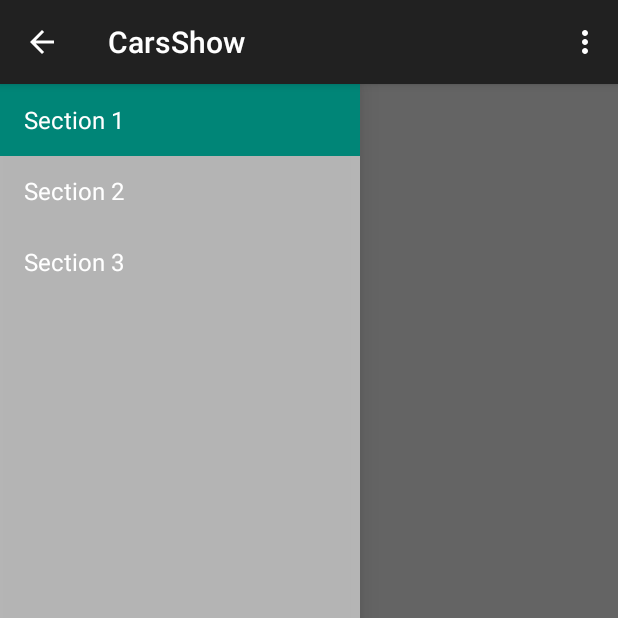
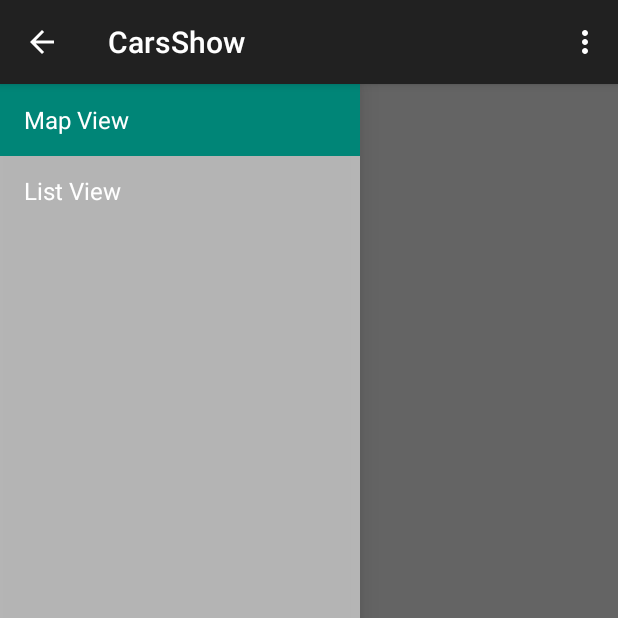
Before and after one commit to sumdesh/CarsShow, an Android app: the screen it shows after launch (MainActivity), on a phone screen of 412 x 824 dp, the top half of it. Run offline under Robolectric (Android 15) with nearby library versions, the phone set to English and light mode, and no system bars; 2 statements that could not run were skipped.

Commit message:
new string resources for navigation drawer fragment

```diff
--- a/app/src/main/java/com/demotask/carsshow/activities/MainActivity.java
+++ b/app/src/main/java/com/demotask/carsshow/activities/MainActivity.java
@@ -13,6 +13,7 @@ import android.view.View;
 import android.view.ViewGroup;
 import android.support.v4.widget.DrawerLayout;
 
+import com.demotask.carsshow.fragments.CarsListViewFragment;
 import com.demotask.carsshow.fragments.NavigationDrawerFragment;
 import com.demotask.carsshow.R;
 
@@ -48,9 +49,28 @@ public class MainActivity extends ActionBarActivity
     public void onNavigationDrawerItemSelected(int position) {
         // update the main content by replacing fragments
         FragmentManager fragmentManager = getSupportFragmentManager();
-        fragmentManager.beginTransaction()
-                .replace(R.id.container, PlaceholderFragment.newInstance(position + 1))
-                .commit();
+
+        switch (position){
+
+            case 0:
+                fragmentManager.beginTransaction()
+                        .replace(R.id.container, PlaceholderFragment.newInstance(position + 1))
+                        .commit();
+                break;
+
+            case 1:
+                fragmentManager.beginTransaction()
+                        .replace(R.id.container, PlaceholderFragment.newInstance(position + 1))
+                        .commit();
+                break;
+
+            default:
+                fragmentManager.beginTransaction()
+                        .replace(R.id.container, PlaceholderFragment.newInstance(position + 1))
+                        .commit();
+                break;
+        }
+
     }
 
     public void onSectionAttached(int number) {
--- a/app/src/main/java/com/demotask/carsshow/fragments/NavigationDrawerFragment.java
+++ b/app/src/main/java/com/demotask/carsshow/fragments/NavigationDrawerFragment.java
@@ -104,9 +104,8 @@ public class NavigationDrawerFragment extends Fragment {
                 android.R.layout.simple_list_item_activated_1,
                 android.R.id.text1,
                 new String[]{
-                        getString(R.string.title_section1),
-                        getString(R.string.title_section2),
-                        getString(R.string.title_section3),
+                        getString(R.string.map_view),
+                        getString(R.string.list_view),
                 }));
         mDrawerListView.setItemChecked(mCurrentSelectedPosition, true);
         return mDrawerListView;
--- a/app/src/main/res/values/strings.xml
+++ b/app/src/main/res/values/strings.xml
@@ -4,6 +4,9 @@
     <string name="title_section1">Section 1</string>
     <string name="title_section2">Section 2</string>
     <string name="title_section3">Section 3</string>
+
+    <string name="map_view">Map View</string>
+    <string name="list_view">List View</string>
 
     <string name="navigation_drawer_open">Open navigation drawer</string>
     <string name="navigation_drawer_close">Close navigation drawer</string>
```
